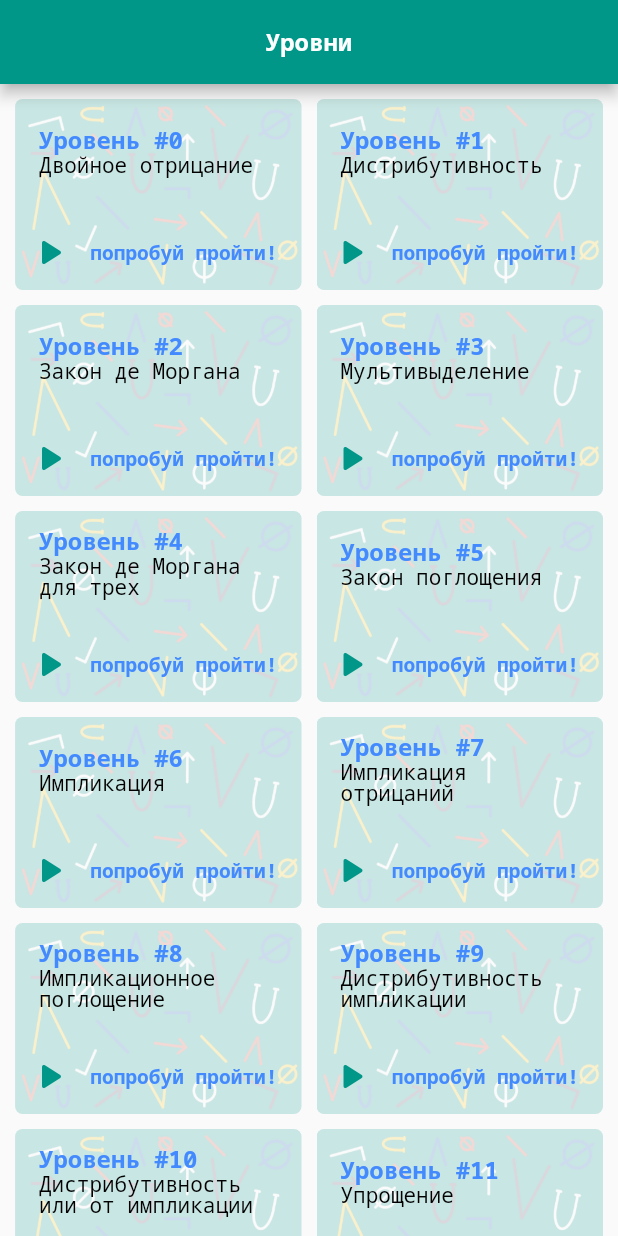
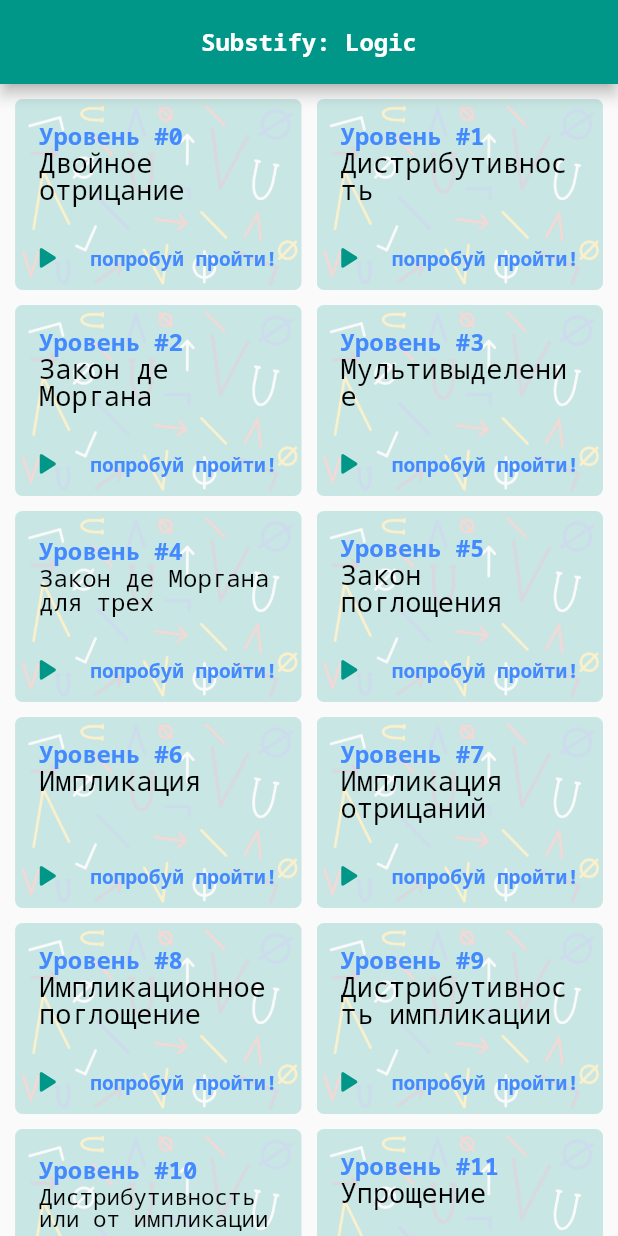
Before and after one commit to ik6cgsg/math-game-crossplatform, a Flutter app: the screen it shows after launch, on a phone screen of 412 x 824 dp. Run offline on Flutter 3.47's test engine with Material 2 defaults, Android fonts, the phone set to English and light mode, and no system bars; drawn by our look-alikes of auto_size_text; our stand-ins replace confetti, dartz, equatable, firebase_analytics, firebase_core, flutter_bloc and 2 more; accounts and stored records are empty.

Commit message:
Fix game.json and UI for 1.1.0

```diff
--- a/lib/presentation/blocs/play/play_bloc.dart
+++ b/lib/presentation/blocs/play/play_bloc.dart
@@ -38,6 +38,7 @@
   String get goalPattern => _task.goalPattern ?? '';
   String get shortDescription => _task.descriptionShortRu;
   String get subjectType => _task.subjectType;
+  String get nameRu => _task.nameRu;
   bool get canUndo => _history.length > 1;
 
   PlayBloc(
--- a/lib/presentation/screens/game_screen.dart
+++ b/lib/presentation/screens/game_screen.dart
@@ -1,3 +1,4 @@
+import 'package:auto_size_text/auto_size_text.dart';
 import 'package:flutter/material.dart';
 import 'package:collection/collection.dart';
 import 'package:flutter_bloc/flutter_bloc.dart';
@@ -14,6 +15,9 @@
 import '../blocs/game/game_bloc.dart';
 
 class GameScreen extends StatelessWidget {
+  static final descriptionGroup = AutoSizeGroup();
+  static final titleGroup = AutoSizeGroup();
+
   const GameScreen({Key? key}) : super(key: key);
 
   @override
@@ -22,7 +26,7 @@
       appBar: AppBar(
         centerTitle: true,
         title: Text(
-            'Уровни',
+            'Substify: Logic',
             style: Theme.of(context).textTheme.headline1!.copyWith(color: Theme.of(context).backgroundColor)
         ),
       ),
@@ -66,10 +70,12 @@
         childAspectRatio: 3 / 2,
       ),
       itemBuilder: (ctx, i) => LevelView(
-        i,
-        state.taskset.tasks[i].nameRu,
-        state.results?.firstWhereOrNull((e) => e.taskCode == state.taskset.tasks[i].code),
-        () {
+        index: i,
+        desc: state.taskset.tasks[i].nameRu,
+        result: state.results?.firstWhereOrNull((e) => e.taskCode == state.taskset.tasks[i].code),
+        descGroup: descriptionGroup,
+        titleGroup: titleGroup,
+        onTap: () {
           Navigator.of(ctx).pushNamed(PlayScreen.routeName, arguments: i).then((_) {
             di<RemoteRepository>().logEvent(const StatisticActionScreenClose('PlayScreen'));
             BlocProvider.of<GameBloc>(context).add(LoadTasksetEvent());
--- a/lib/presentation/widgets/game/level_view.dart
+++ b/lib/presentation/widgets/game/level_view.dart
@@ -7,28 +7,26 @@
   final int index;
   final String desc;
   final Result? result;
+  final AutoSizeGroup descGroup;
+  final AutoSizeGroup titleGroup;
   final void Function() onTap;
 
-  const LevelView(this.index, this.desc, this.result, this.onTap, {Key? key}) : super(key: key);
+  const LevelView({
+    required this.index,
+    required this.desc,
+    required this.result,
+    required this.descGroup,
+    required this.titleGroup,
+    required this.onTap,
+    Key? key
+  }) : super(key: key);
 
   @override
   Widget build(BuildContext context) {
+    return LayoutBuilder(builder: (context, constraints) {
       return InkWell(
         child: GridTile(
-          header: GridTileBar(
-            title: Text(
-              'Уровень #$index',
-              textAlign: TextAlign.center,
-              style: Theme.of(context).textTheme.headline1,
-            ),
-            subtitle: AutoSizeText(
-              desc,
-              maxLines: 2,
-              wrapWords: false,
-              maxFontSize: 14,
-              style: Theme.of(context).textTheme.bodyText1?.copyWith(height: 1),
-            ),
-          ),
+            header: _header(context, constraints),
             child: Opacity(
               opacity: 0.2,
               child: ClipRRect(
@@ -38,18 +36,41 @@
                 ),
               ),
             ),
-          footer: _resultFooter(context)
+            footer: _resultFooter(context, constraints)
         ),
         borderRadius: BorderRadius.circular(5),
         onTap: onTap,
         //),
       );
+    });
   }
 
-  Widget _resultFooter(BuildContext context) {
-    var myGroup = AutoSizeGroup();
+  Widget _header(BuildContext context, BoxConstraints constraints) {
     return SizedBox(
-      height: 50,
+      height: constraints.maxHeight / 3 * 2,
+      child: GridTileBar(
+        title: AutoSizeText(
+          'Уровень #$index',
+          style: Theme.of(context).textTheme.headline1,
+          maxLines: 1,
+          minFontSize: 5,
+          group: titleGroup,
+        ),
+        subtitle: AutoSizeText(
+          '$desc\n',
+          maxLines: 2,
+          wrapWords: false,
+          minFontSize: 5,
+          style: Theme.of(context).textTheme.bodyText1?.copyWith(height: 1),
+          group: titleGroup,
+        ),
+      ),
+    );
+  }
+
+  Widget _resultFooter(BuildContext context, BoxConstraints constraints) {
+    return SizedBox(
+      height: constraints.maxHeight / 3,
       child: GridTileBar(
         leading: Icon(
           result?.state == LevelState.locked ?
@@ -60,16 +81,16 @@
             Icons.done_rounded:
             Icons.play_arrow_rounded,
           color: Theme.of(context).primaryColor,
-          size: 30,
+          size: constraints.maxHeight / 5,
         ),
         title: Align(
           alignment: Alignment.centerRight,
           child: AutoSizeText(
             result == null ? 'попробуй пройти!' : 'текущий результат',
             style: Theme.of(context).textTheme.headline1,
-            minFontSize: 9,
+            minFontSize: 5,
             maxLines: 1,
-            group: myGroup,
+            group: descGroup,
           ),
         ),
         subtitle: result == null ? Container() : Align(
@@ -77,9 +98,9 @@
           child: AutoSizeText(
             '${result?.stepCount ?? '―'} 👣',
             style: Theme.of(context).textTheme.bodyText1?.copyWith(height: 1),
-            minFontSize: 9,
+            minFontSize: 5,
             maxLines: 1,
-            group: myGroup,
+            group: descGroup,
           ),
         ),
       ),
--- a/lib/presentation/widgets/play/passed_view.dart
+++ b/lib/presentation/widgets/play/passed_view.dart
@@ -73,7 +73,10 @@
           },
           child: Padding(
             padding: const EdgeInsets.symmetric(horizontal: 20, vertical: 10),
-            child: Text(smile),
+            child: Text(
+              smile,
+              style: Theme.of(context).textTheme.headline1,
+            ),
           ),
         )
     );
--- a/pubspec.yaml
+++ b/pubspec.yaml
@@ -15,7 +15,7 @@
 # In iOS, build-name is used as CFBundleShortVersionString while build-number used as CFBundleVersion.
 # Read more about iOS versioning at
 # https://developer.apple.com/library/archive/documentation/General/Reference/InfoPlistKeyReference/Articles/CoreFoundationKeys.html
-version: 1.0.0+1
+version: 1.1.0+3
 
 environment:
   sdk: ">=2.16.2 <=3.0.0"
```
Also changed, not shown: lib/presentation/screens/play_screen.dart (+10 -7 lines), lib/presentation/widgets/play/no_rules_view.dart (+42 -8 lines), lib/presentation/widgets/play/task_description_view.dart (+4 -4 lines), assets/game/game.json, 1 other file. Lines whose indentation alone changed are shown as unchanged.
